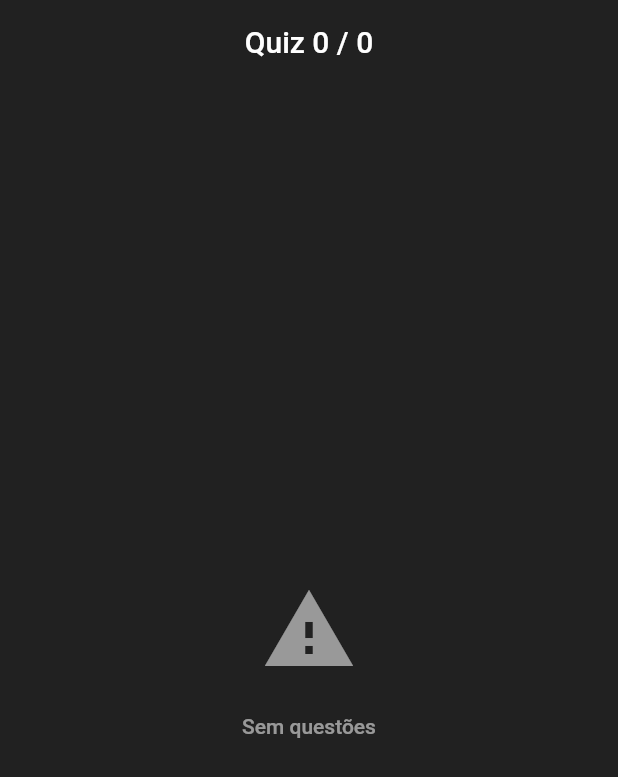
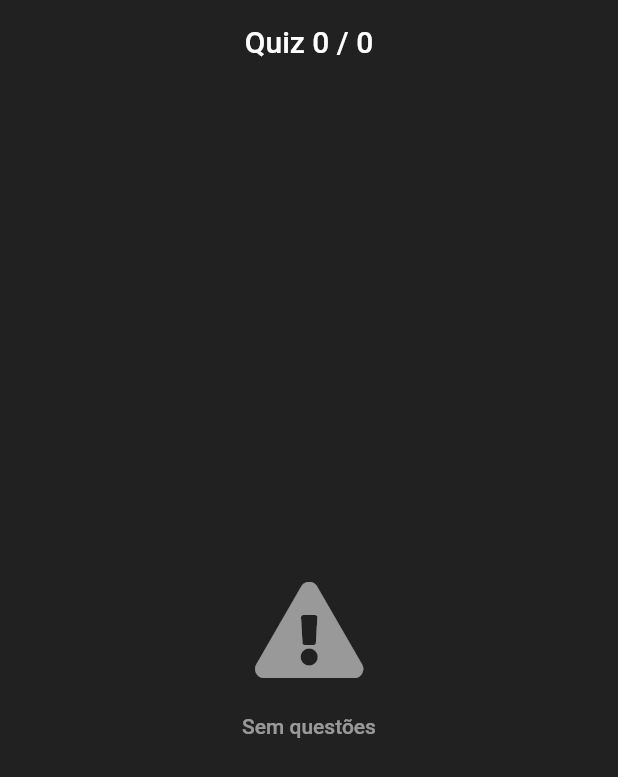
Before and after one commit to renanluizc/quiz-flutter, a Flutter app: the screen it shows after launch, on a phone screen of 412 x 824 dp. Shown: the top 777 px of the screen. Run offline on Flutter 3.47's test engine with Material 2 defaults, Android fonts, the phone set to English and light mode, and no system bars; our stand-ins replace font_awesome_flutter, share; network calls fail.

Commit message:
font icons

```diff
--- a/lib/components/centered_message.dart
+++ b/lib/components/centered_message.dart
@@ -1,5 +1,6 @@
 import 'package:flutter/cupertino.dart';
 import 'package:flutter/material.dart';
+import 'package:font_awesome_flutter/font_awesome_flutter.dart';
 
 class CenteredMessage extends StatelessWidget {
   final String message;
@@ -22,7 +23,7 @@ class CenteredMessage extends StatelessWidget {
         crossAxisAlignment: CrossAxisAlignment.center,
         children: <Widget>[
           Visibility(
-            child: Icon(
+            child: FaIcon(
               icon,
               size: iconSize,
               color: Colors.white54,
--- a/lib/pages/quiz_page.dart
+++ b/lib/pages/quiz_page.dart
@@ -1,4 +1,5 @@
 import 'package:flutter/material.dart';
+import 'package:font_awesome_flutter/font_awesome_flutter.dart';
 import 'package:quiz_flutter/components/centered_circular_progress.dart';
 import 'package:quiz_flutter/components/centered_message.dart';
 import 'package:quiz_flutter/components/finish_dialog.dart';
@@ -56,7 +57,7 @@ class _QuizPageState extends State<QuizPage> {
     if (_controller.questionNumber == 0) {
       return CenteredMessage(
         'Sem questões',
-        icon: Icons.warning,
+        icon: FontAwesomeIcons.exclamationTriangle
       );
     }
 
--- a/pubspec.yaml
+++ b/pubspec.yaml
@@ -12,6 +12,7 @@ dependencies:
   http: ^0.12.1
   auto_size_text: ^2.1.0
   share: ^0.6.4+2
+  font_awesome_flutter: ^8.8.1
 
 dev_dependencies:
   flutter_test:
```
Also changed, not shown: pubspec.lock.
